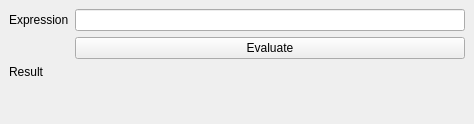
First picture: the form in src/UserInterface/monitorwindow.ui, repository alaineman/PowerGrid, before the edit.
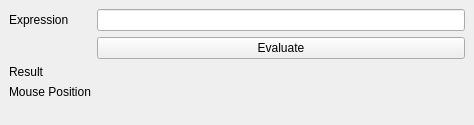
Second picture: the form after the edit. Icons and pictures are not drawn.

Commit message:
Fixed issues with retrieving Client::getMouse().
MouseListener instance is now retrieved correctly, but invoking
MouseListener.getY() fails for some reason (getX() appears to work
just fine).

Patch:
```diff
--- a/src/UserInterface/monitorwindow.ui
+++ b/src/UserInterface/monitorwindow.ui
@@ -7,7 +7,7 @@
     <x>0</x>
     <y>0</y>
     <width>474</width>
-    <height>124</height>
+    <height>125</height>
    </rect>
   </property>
   <property name="sizePolicy">
@@ -62,6 +62,20 @@
       </property>
      </widget>
     </item>
+    <item row="5" column="0">
+     <widget class="QLabel" name="mouseLabel">
+      <property name="text">
+       <string>Mouse Position</string>
+      </property>
+     </widget>
+    </item>
+    <item row="5" column="1">
+     <widget class="QLabel" name="mousePos">
+      <property name="text">
+       <string>&lt;Unknown&gt;</string>
+      </property>
+     </widget>
+    </item>
    </layout>
   </widget>
  </widget>
```
The commit also changes 14 other files.
